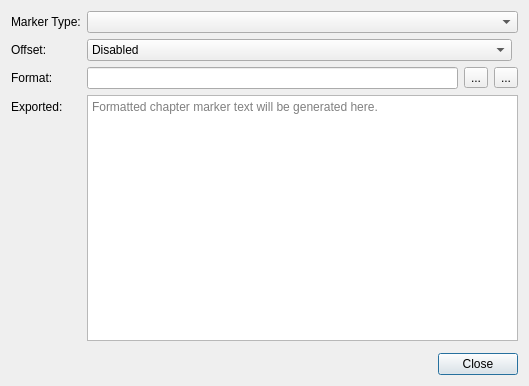
Above: src/ui/exportguidesdialog_ui.ui from KDE/kdenlive before the change. Below: the same form after it.
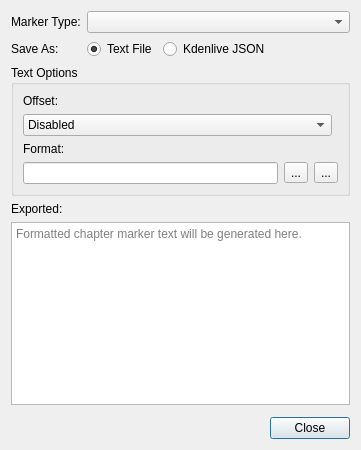
That is the form after the change. Icons and pictures are not drawn. Custom widgets are drawn as their Qt base class.

Commit message: Add filter line for guides, allow sorting them by category, timecode or comment, allow exporting JSON data

Diff of the .ui file:
```diff
--- a/src/ui/exportguidesdialog_ui.ui
+++ b/src/ui/exportguidesdialog_ui.ui
@@ -10,14 +10,14 @@
    <rect>
     <x>0</x>
     <y>0</y>
-    <width>529</width>
-    <height>386</height>
+    <width>361</width>
+    <height>450</height>
    </rect>
   </property>
   <property name="windowTitle">
    <string>Marker</string>
   </property>
-  <layout class="QFormLayout" name="formLayout">
+  <layout class="QGridLayout" name="gridLayout">
    <item row="0" column="0">
     <widget class="QLabel" name="label_3">
      <property name="sizePolicy">
@@ -31,14 +31,66 @@
      </property>
     </widget>
    </item>
-   <item row="3" column="0">
-    <widget class="QLabel" name="label">
+   <item row="1" column="0">
+    <widget class="QLabel" name="label_5">
      <property name="text">
-      <string>Format:</string>
+      <string>Save As:</string>
      </property>
     </widget>
    </item>
-   <item row="2" column="1">
+   <item row="1" column="1">
+    <widget class="QRadioButton" name="format_text">
+     <property name="text">
+      <string>Text File</string>
+     </property>
+     <property name="checked">
+      <bool>true</bool>
+     </property>
+    </widget>
+   </item>
+   <item row="1" column="2">
+    <widget class="QRadioButton" name="format_json">
+     <property name="text">
+      <string>Kdenlive JSON</string>
+     </property>
+    </widget>
+   </item>
+   <item row="1" column="3">
+    <spacer name="horizontalSpacer">
+     <property name="orientation">
+      <enum>Qt::Horizontal</enum>
+     </property>
+     <property name="sizeHint" stdset="0">
+      <size>
+       <width>55</width>
+       <height>20</height>
+      </size>
+     </property>
+    </spacer>
+   </item>
+   <item row="2" column="0" colspan="4">
+    <widget class="QGroupBox" name="textOptions">
+     <property name="title">
+      <string>Text Options</string>
+     </property>
+     <property name="flat">
+      <bool>false</bool>
+     </property>
+     <layout class="QVBoxLayout" name="verticalLayout">
+      <item>
+       <widget class="QLabel" name="label_4">
+        <property name="sizePolicy">
+         <sizepolicy hsizetype="Maximum" vsizetype="Preferred">
+          <horstretch>0</horstretch>
+          <verstretch>0</verstretch>
+         </sizepolicy>
+        </property>
+        <property name="text">
+         <string>Offset:</string>
+        </property>
+       </widget>
+      </item>
+      <item>
     <layout class="QHBoxLayout" name="horizontalLayout">
      <item>
       <widget class="QComboBox" name="offsetTimeComboBox">
@@ -70,20 +122,14 @@
      </item>
     </layout>
    </item>
-   <item row="2" column="0">
-    <widget class="QLabel" name="label_4">
-     <property name="sizePolicy">
-      <sizepolicy hsizetype="Maximum" vsizetype="Preferred">
-       <horstretch>0</horstretch>
-       <verstretch>0</verstretch>
-      </sizepolicy>
-     </property>
+      <item>
+       <widget class="QLabel" name="label">
      <property name="text">
-      <string>Offset:</string>
+         <string>Format:</string>
      </property>
     </widget>
    </item>
-   <item row="3" column="1">
+      <item>
     <layout class="QHBoxLayout" name="horizontalLayout_2">
      <item>
       <widget class="QLineEdit" name="formatEdit"/>
@@ -121,14 +167,17 @@
      </item>
     </layout>
    </item>
-   <item row="4" column="0">
+     </layout>
+    </widget>
+   </item>
+   <item row="3" column="0" colspan="4">
     <widget class="QLabel" name="label_2">
      <property name="text">
       <string>Exported:</string>
      </property>
     </widget>
    </item>
-   <item row="4" column="1">
+   <item row="4" column="0" colspan="4">
     <widget class="QPlainTextEdit" name="generatedContent">
      <property name="readOnly">
       <bool>true</bool>
@@ -145,7 +194,7 @@
      </property>
     </widget>
    </item>
-   <item row="6" column="0" colspan="2">
+   <item row="6" column="0" colspan="4">
     <widget class="QDialogButtonBox" name="buttonBox">
      <property name="orientation">
       <enum>Qt::Horizontal</enum>
@@ -155,7 +204,7 @@
      </property>
     </widget>
    </item>
-   <item row="0" column="1">
+   <item row="0" column="1" colspan="3">
     <widget class="MarkerCategoryChooser" name="categoryChooser">
      <property name="sizePolicy">
       <sizepolicy hsizetype="MinimumExpanding" vsizetype="Fixed">
```
Left out of the diff: 6 changed lines with no effect on the pictures. Lines whose indentation alone changed are shown as unchanged. The commit also changes 12 other files.
